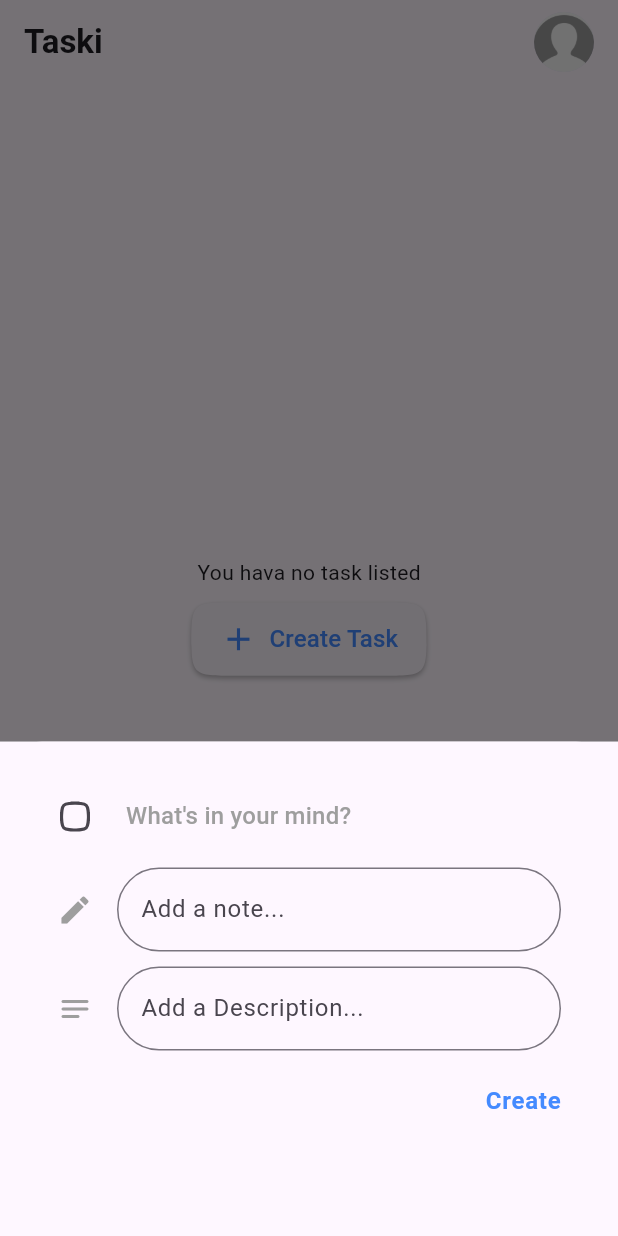
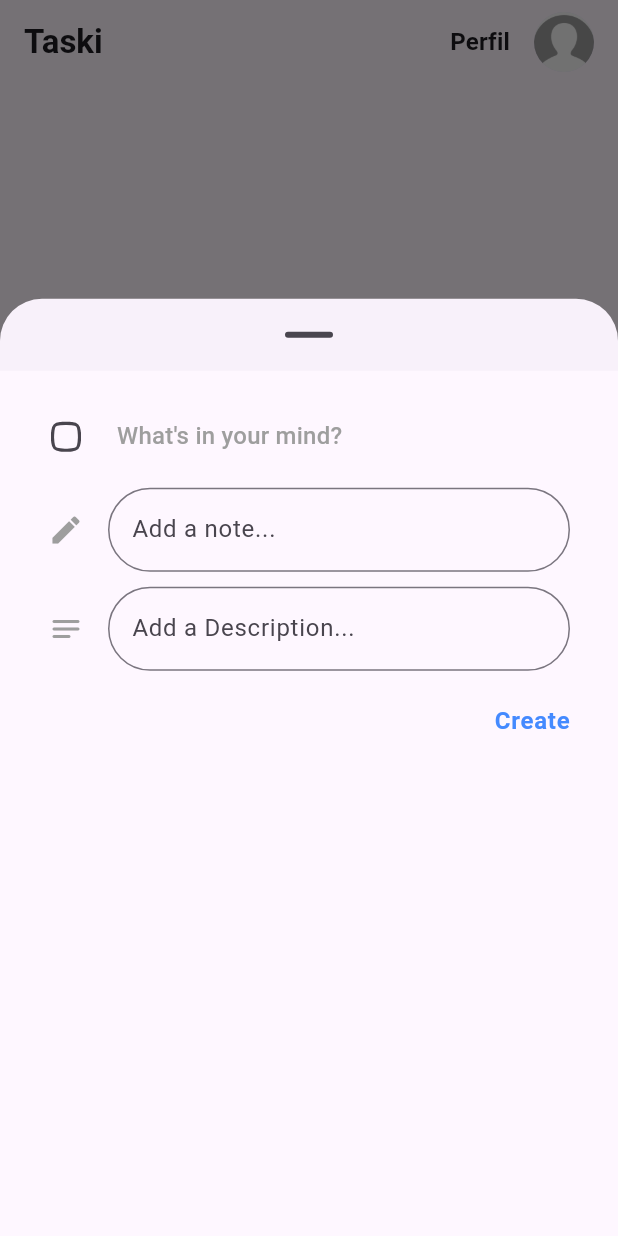
Before and after one commit to R0nald0/Taski, a Flutter app: the screen it shows after launch, scrolled down 86 dp, after a tap on "Create Task", on a phone screen of 412 x 824 dp. Run offline on Flutter 3.47's test engine with Material 3 defaults, Android fonts, the phone set to English and light mode, and no system bars; our stand-ins replace bloc, equatable, flutter_bloc, image_picker, shared_preferences, sqflite; missing offline and left inert: validatorless; accounts and stored records are empty.

Commit message:
criado controller específico para adição de task,resolvido erro de layout ao abrir teclado com modal bottom sheet ,resolvido busca de tasks ao criar nova task por modal bottom sheet

```diff
--- /dev/null
+++ b/lib/app/domain/usecase/create_taski_use_case.dart
@@ -0,0 +1,26 @@
+import 'package:flutter_bloc/flutter_bloc.dart';
+import 'package:taski_todo/app/core/exceptions/taski_exception.dart';
+import 'package:taski_todo/app/domain/model/task.dart';
+import 'package:taski_todo/app/domain/repository/i_taski_repository.dart';
+import 'package:taski_todo/app/presenter/pages/todo_page/bloc/task_state.dart';
+
+class CreateTaskiUseCase extends Cubit<TasksState> {
+  final ITaskiRepository _taskiRepository;
+
+  CreateTaskiUseCase({required ITaskiRepository taskController})
+      : _taskiRepository = taskController,
+        super(TasksState.initial());
+
+  Future<void> createTask(Task task) async {
+    try {
+      emit(state.copyWith(state: TaskStatus.initial));
+      emit(state.copyWith(state: TaskStatus.loading));
+      await _taskiRepository.createTask(task);
+      await _taskiRepository.findTasks();
+
+      emit(state.copyWith(state: TaskStatus.loaded));
+    } on TaskiException catch (e) {
+      emit(state.copyWith(erro: e.message, state: TaskStatus.erro));
+    }
+  }
+}
--- a/lib/app/presenter/home_page.dart
+++ b/lib/app/presenter/home_page.dart
@@ -2,6 +2,8 @@ import 'package:flutter/material.dart';
 import 'package:flutter_bloc/flutter_bloc.dart';
 import 'package:provider/provider.dart';
 import 'package:taski_todo/app/core/mixins/baseStateTaski_loader.dart';
+import 'package:taski_todo/app/domain/repository/i_taski_repository.dart';
+import 'package:taski_todo/app/domain/usecase/create_taski_use_case.dart';
 import 'package:taski_todo/app/presenter/page_controller.dart';
 import 'package:taski_todo/app/presenter/page_state.dart';
 import 'package:taski_todo/app/presenter/pages/create_page/create_todo_page.dart';
@@ -29,7 +31,6 @@ class _HomePageState extends BaseStateTaski<HomePage> {
 
   @override
   onReady() {
-
     userController = context.read<UserController>();
     userController.findUser();
 
@@ -65,7 +66,7 @@ class _HomePageState extends BaseStateTaski<HomePage> {
               builder: (context, state) {
                 return PerfilWidget(
                   imgUrl: state.user?.image,
-                  name: state.user?.name ?? "",
+                  name: state.user?.name ?? "Perfil",
                   onTap: () async {
                     navigator.pushNamed("/user");
                   },
@@ -76,7 +77,6 @@ class _HomePageState extends BaseStateTaski<HomePage> {
         ),
       ),
       bottomNavigationBar: BlocBuilder<PageStateController, PageState>(
-
         builder: (context, state) {
           return BottomNavigationBar(
             currentIndex: state.index,
@@ -87,10 +87,8 @@ class _HomePageState extends BaseStateTaski<HomePage> {
             selectedItemColor: Colors.blue,
             enableFeedback: true,
             onTap: (index) {
-
               pageController.jumpToPage(index);
               pageStateController.next(index);
-
             },
             items: [
               BottomNavigationBarItem(
@@ -100,7 +98,8 @@ class _HomePageState extends BaseStateTaski<HomePage> {
               ),
               BottomNavigationBarItem(
                   icon: Icon(Icons.add_box_outlined), label: 'Create'),
-            BottomNavigationBarItem(icon: Icon(Icons.search), label: 'Search'),
+              BottomNavigationBarItem(
+                  icon: Icon(Icons.search), label: 'Search'),
               BottomNavigationBarItem(
                   icon: Icon(Icons.check_box_outlined), label: 'Done'),
             ],
@@ -115,28 +114,19 @@ class _HomePageState extends BaseStateTaski<HomePage> {
               pageStateController.next(index);
             },
             children: [
-              BlocProvider(
-                create: (context) =>
-                    TaskController(taskRepository: context.read()),
-                child: TodoPage(),
+              TodoPage(
+                controller: context.read<TaskController>(),
               ),
               BlocProvider(
-                create: (context) =>
-                    TaskController(taskRepository: context.read()),
-                child: CreateTodoPage(
-                  controller: context.read(),
-                ),
+                create: (context) => CreateTaskiUseCase(taskController: context.read<ITaskiRepository>()),
+                child: CreateTodoPage(),
               ),
               BlocProvider(
                 create: (context) =>
                     SearchPageController(taskiRepository: context.read()),
                 child: SearchPage(),
               ),
-              BlocProvider(
-                create: (context) =>
-                    TaskController(taskRepository: context.read()),
-                child: DoneTodoPage(),
-              ),
+              DoneTodoPage(),
             ],
           );
         },
--- a/lib/app/presenter/pages/create_page/bottom_sheet_create_task.dart
+++ b/lib/app/presenter/pages/create_page/bottom_sheet_create_task.dart
@@ -1,19 +1,22 @@
 import 'package:flutter/material.dart';
 import 'package:taski_todo/app/presenter/commons/extensions.dart';
 import 'package:taski_todo/app/presenter/pages/create_page/create_todo_page.dart';
-import 'package:taski_todo/app/presenter/pages/todo_page/task_controller.dart';
 
-void modalBottomSheetCreateTask(BuildContext context,TaskController controller){
-
-   showModalBottomSheet(
-    elevation: 30,
-    context: context,
-   builder: (modalContaxt) {
-     return Container(
-         color: Colors.grey,
-         width: double.infinity,
-         height: modalContaxt.height() *0.4,
-         child: CreateTodoPage(controller: controller,)
-     );
-   });
+Future<bool?> modalBottomSheetCreateTask(BuildContext context) async {
+ //final isKeyBoardOpen =  MediaQuery.of(context).viewInsets.bottom > 0.6 ? true :false;
+ return  await showModalBottomSheet(
+      isScrollControlled: true,
+      showDragHandle: true,
+      elevation: 30,
+      context: context,
+      builder: (modalContaxt) {
+        return Padding(
+          padding:  EdgeInsets.only(bottom: MediaQuery.of(context).viewInsets.bottom),
+          child: SingleChildScrollView(
+            child: SizedBox(
+                 height: context.height() *0.7 ,
+                child: CreateTodoPage()),
+          ),
+        );
+      });
 }
--- a/lib/app/presenter/pages/create_page/create_todo_page.dart
+++ b/lib/app/presenter/pages/create_page/create_todo_page.dart
@@ -2,17 +2,14 @@ import 'package:flutter/material.dart';
 import 'package:flutter_bloc/flutter_bloc.dart';
 import 'package:taski_todo/app/core/mixins/baseStateTaski_loader.dart';
 import 'package:taski_todo/app/domain/model/task.dart';
+import 'package:taski_todo/app/domain/usecase/create_taski_use_case.dart';
 import 'package:taski_todo/app/presenter/commons/extensions.dart';
-import 'package:taski_todo/app/presenter/page_controller.dart';
 import 'package:taski_todo/app/presenter/pages/todo_page/bloc/task_state.dart';
 import 'package:taski_todo/app/presenter/pages/todo_page/task_controller.dart';
 import 'package:validatorless/validatorless.dart';
 
 class CreateTodoPage extends StatefulWidget {
-  final TaskController _controller;
-
-  const CreateTodoPage({super.key, required TaskController controller})
-      : _controller = controller;
+  const CreateTodoPage({super.key});
 
   @override
   State<CreateTodoPage> createState() => _CreateTodoPageState();
@@ -22,9 +19,11 @@ class _CreateTodoPageState extends BaseStateTaski<CreateTodoPage> {
   final _formKey = GlobalKey<FormState>();
   final _titleTaskEC = TextEditingController();
   final _descriptionTaskEC = TextEditingController();
+  late CreateTaskiUseCase _controller;
 
   @override
   onReady() {
+    _controller = context.read<CreateTaskiUseCase>();
     return super.onReady();
   }
 
@@ -37,33 +36,45 @@ class _CreateTodoPageState extends BaseStateTaski<CreateTodoPage> {
 
   @override
   Widget build(BuildContext context) {
-    final pageController = context.read<PageStateController>();
     return Scaffold(
-      body: BlocListener<TaskController, TasksState>(
+      body: BlocListener<CreateTaskiUseCase, TasksState>(
         listener: (context, state) {
           switch (state.state) {
-            case TaskStatus.loaded:{
-                hideLoader();
-                pageController.next(0);
-              }
             case TaskStatus.loading:
               {
                 showLoader();
-                return;
+                break;
+              }
+            case TaskStatus.loaded:
+              {
+                ScaffoldMessenger.of(context).hideCurrentSnackBar();
+                ScaffoldMessenger.of(context).showSnackBar(SnackBar(
+                  content: Text("Task Criada com sucesso"),
+                  backgroundColor: Colors.blueAccent,
+                ));
+                hideLoader();
+                Navigator.of(context).pop(true);
+                break;
               }
 
             case TaskStatus.erro:
               {
-                ScaffoldMessenger.of(context).showSnackBar(
-                    SnackBar(content: Text(state.erro ?? "Erro desconhecido")));
-                return;
+                hideLoader();
+                ScaffoldMessenger.of(context).hideCurrentSnackBar();
+                ScaffoldMessenger.of(context).showSnackBar(SnackBar(
+                  content: Text(state.erro ?? "Erro ao criar task"),
+                  backgroundColor: Colors.redAccent,
+                ));
+                break;
               }
-            case _:
+            default:
               hideLoader();
           }
         },
+        child: SingleChildScrollView(
+
               child: Padding(
-          padding: const EdgeInsets.all(26),
+                padding: EdgeInsets.all(20),
                 child: Center(
                   child: Form(
                     key: _formKey,
@@ -79,7 +90,8 @@ class _CreateTodoPageState extends BaseStateTaski<CreateTodoPage> {
                                 splashRadius: 50,
                                 shape: ContinuousRectangleBorder(
                                   side: BorderSide(
-                                color: const Color.fromARGB(255, 96, 98, 102)),
+                                      color: const Color.fromARGB(
+                                          255, 96, 98, 102)),
                                   borderRadius: BorderRadius.circular(12),
                                 ),
                                 onChanged: (value) {}),
@@ -100,8 +112,8 @@ class _CreateTodoPageState extends BaseStateTaski<CreateTodoPage> {
                             controller: _titleTaskEC,
                             keyboardType: TextInputType.text,
                             validator: Validatorless.multiple([
-                        Validatorless.min(
-                            5, "O campo precisar ter no mínimo 5 caracteres"),
+                              Validatorless.min(5,
+                                  "O campo precisar ter no mínimo 5 caracteres"),
                               Validatorless.required("Campo requerido")
                             ]),
                             decoration: InputDecoration(
@@ -111,7 +123,8 @@ class _CreateTodoPageState extends BaseStateTaski<CreateTodoPage> {
                                 ),
                                 border: OutlineInputBorder(
                                     borderRadius: BorderRadius.circular(30),
-                              borderSide: BorderSide(color: Colors.white)),
+                                    borderSide:
+                                        BorderSide(color: Colors.white)),
                                 hintText: "Add a note..."),
                           ),
                         ),
@@ -121,8 +134,8 @@ class _CreateTodoPageState extends BaseStateTaski<CreateTodoPage> {
                             controller: _descriptionTaskEC,
                             keyboardType: TextInputType.text,
                             validator: Validatorless.multiple([
-                        Validatorless.min(
-                            10, "O campo precisar ter no mínimo 10 caractres"),
+                              Validatorless.min(10,
+                                  "O campo precisar ter no mínimo 10 caractres"),
                               Validatorless.required("Campo requerido")
                             ]),
                             decoration: InputDecoration(
@@ -132,7 +145,8 @@ class _CreateTodoPageState extends BaseStateTaski<CreateTodoPage> {
                                 ),
                                 border: OutlineInputBorder(
                                     borderRadius: BorderRadius.circular(30),
-                              borderSide: BorderSide(color: Colors.white)),
+                                    borderSide:
+                                        BorderSide(color: Colors.white)),
                                 hintText: "Add a Description..."),
                           ),
                         ),
@@ -142,6 +156,7 @@ class _CreateTodoPageState extends BaseStateTaski<CreateTodoPage> {
                             onPressed: () {
                               final isValid =
                                   _formKey.currentState?.validate() ?? false;
+
                               if (isValid) {
                                 final task = Task(
                                   title: _titleTaskEC.text,
@@ -149,12 +164,16 @@ class _CreateTodoPageState extends BaseStateTaski<CreateTodoPage> {
                                   isCompleted: false,
                                 );
                                 clearTextFields();
-                          widget._controller.createTask(task);
+                                _controller.createTask(task);
                               }
                             },
                             child: Text(
                               'Create',
-                        style: context.theme().textTheme.bodyLarge?.copyWith(
+                              style: context
+                                  .theme()
+                                  .textTheme
+                                  .bodyLarge
+                                  ?.copyWith(
                                       fontWeight: FontWeight.bold,
                                       color: Colors.blueAccent),
                             ),
@@ -165,6 +184,9 @@ class _CreateTodoPageState extends BaseStateTaski<CreateTodoPage> {
                   ),
                 ),
               ),
+            )
+
+
       ),
     );
   }
--- a/lib/app/presenter/pages/todo_page/todo_page.dart
+++ b/lib/app/presenter/pages/todo_page/todo_page.dart
@@ -15,20 +15,18 @@ import 'package:taski_todo/app/presenter/pages/user_page/user_bloc/user_state.da
 part './widgets/no_task_widget.dart';
 
 class TodoPage extends StatefulWidget {
-
-  const TodoPage({super.key});
+  final TaskController controller;
+  const TodoPage({super.key ,required this.controller});
 
   @override
   State<TodoPage> createState() => _TodoPageState();
 }
 
 class _TodoPageState extends BaseStateTaski<TodoPage> {
-  late TaskController controller;
+
   @override
   onReady() {
-    controller = context.read<TaskController>();
-    controller.findAllTasks();
-
+    widget.controller.findAllTasks();
     return super.onReady();
   }
 
@@ -112,7 +110,7 @@ class _TodoPageState extends BaseStateTaski<TodoPage> {
                   builder: (context, state) {
                     if (state.state == TaskStatus.loaded) {
                       return state.tasks.isEmpty
-                          ? NoTaskWidget(controller: controller,)
+                          ? NoTaskWidget(controller:widget.controller )
                           : ListView.builder(
                               itemCount: state.tasks.length,
                               itemBuilder: (context, index) {
@@ -120,7 +118,7 @@ class _TodoPageState extends BaseStateTaski<TodoPage> {
                                 return TaskWidget(
                                   task: task,
                                   onChecked: (value) {
-                                    controller.updateCheck(!value, task);
+                                   widget.controller.updateCheck(!value, task);
                                   },
                                 );
                               },
--- a/lib/app/presenter/pages/todo_page/widgets/no_task_widget.dart
+++ b/lib/app/presenter/pages/todo_page/widgets/no_task_widget.dart
@@ -1,12 +1,11 @@
 part of '../todo_page.dart';
 
 class NoTaskWidget extends StatelessWidget {
-  final TaskController _controller;
-  const NoTaskWidget({super.key,required TaskController controller}) :_controller=controller;
+  final TaskController controller;
+  const NoTaskWidget({super.key,required this.controller});
 
   @override
   Widget build(BuildContext context) {
-
     return Center(
       child: Column(
         mainAxisAlignment: MainAxisAlignment.center,
@@ -28,8 +27,11 @@ class NoTaskWidget extends StatelessWidget {
             ),
             icon: Icon(Icons.add,size:25,color: Colors.blueAccent,),
             iconAlignment: IconAlignment.start,
-            onPressed: () {
-              modalBottomSheetCreateTask(context, _controller);
+            onPressed: ()  async{
+            final isCLosed   = await modalBottomSheetCreateTask(context);
+             if (isCLosed!= null) {
+                controller.findAllTasks();
+             }
             },
           )
         ],
--- a/lib/app/presenter/pages/user_page/user_page.dart
+++ b/lib/app/presenter/pages/user_page/user_page.dart
@@ -2,7 +2,6 @@ import 'dart:io';
 
 import 'package:flutter/material.dart';
 import 'package:flutter_bloc/flutter_bloc.dart';
-import 'package:image_picker/image_picker.dart';
 import 'package:taski_todo/app/core/mixins/baseStateTaski_loader.dart';
 import 'package:taski_todo/app/presenter/commons/extensions.dart';
 import 'package:taski_todo/app/presenter/pages/user_page/user_bloc/user_controller.dart';
@@ -77,7 +76,7 @@ class _UserPageState extends BaseStateTaski<UserPage> {
                         flexibleSpace: state.user != null
                         ? Image.file(
                            File(state.user!.image!),
-                          fit: BoxFit.cover,
+                          fit: BoxFit.fill,
                         )
                         : Image.asset("assets/images/user-profile.png",fit: BoxFit.cover,),
                         title: Text( state.user != null ? state.user!.name :"Profile"),
```
Also changed, not shown: lib/app/core/mixins/baseStateTaski_loader.dart (+11 -2 lines), lib/app/presenter/pages/todo_page/task_controller.dart (+2 -13 lines), lib/app/presenter/pages/todo_page/widgets/task_widget.dart (+4 -3 lines), lib/main.dart (+3 -48 lines). Lines whose indentation alone changed are shown as unchanged.
